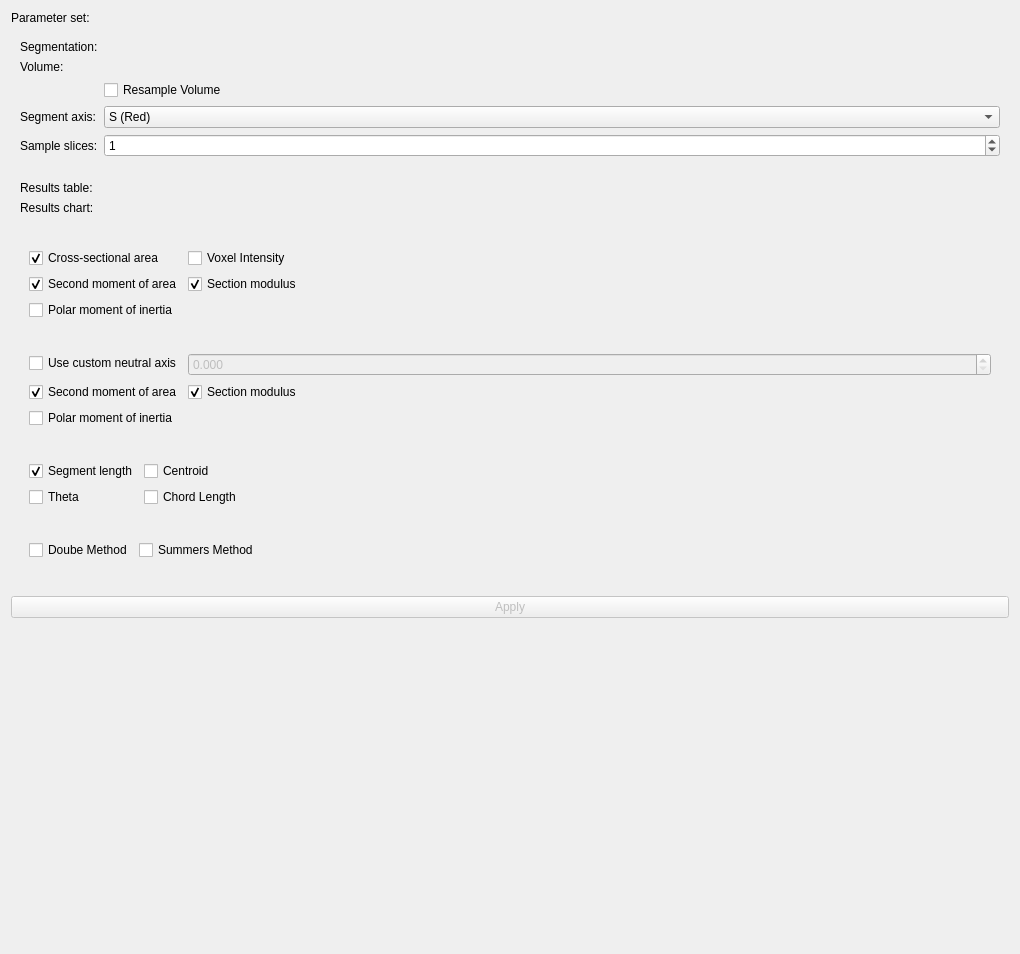
First picture: the form in Module/Resources/UI/SegmentSliceGeometry.ui, repository jmhuie/SlicerBiomech, before the edit.
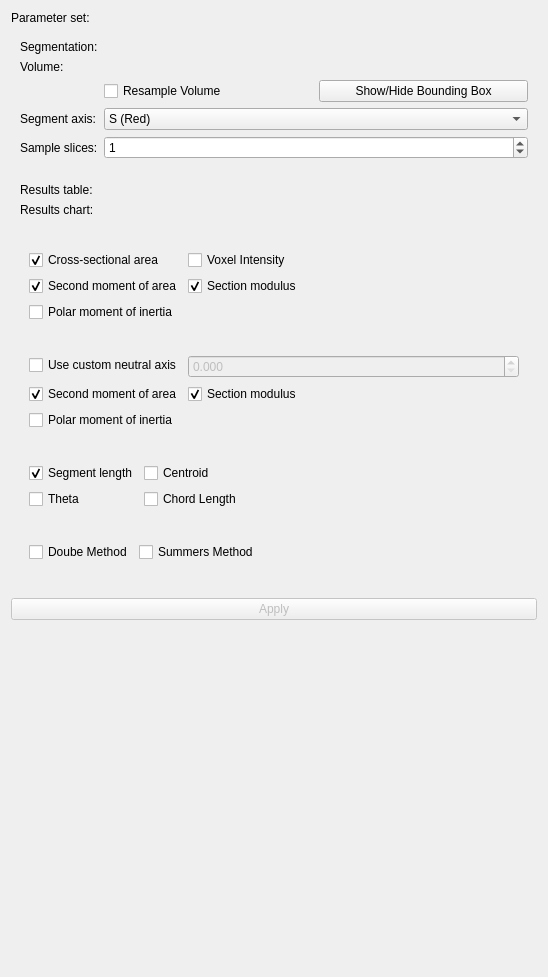
Second picture: the form after the edit. Custom widgets are drawn as their Qt base class.

Commit message: added button to show bounding box

Patch:
```diff
--- a/Module/Resources/UI/SegmentSliceGeometry.ui
+++ b/Module/Resources/UI/SegmentSliceGeometry.ui
@@ -6,8 +6,8 @@
    <rect>
     <x>0</x>
     <y>0</y>
-    <width>1020</width>
-    <height>954</height>
+    <width>548</width>
+    <height>977</height>
    </rect>
   </property>
   <property name="layoutDirection">
@@ -114,23 +114,69 @@
        </widget>
       </item>
       <item row="2" column="1">
-       <widget class="QCheckBox" name="ResampleVolumecheckBox">
-        <property name="text">
-         <string>Resample Volume</string>
-        </property>
-        <property name="unchecked" stdset="0">
-         <bool>true</bool>
-        </property>
+       <widget class="QFrame" name="frame_2">
+        <layout class="QGridLayout" name="gridLayout_6">
+         <property name="leftMargin">
+          <number>0</number>
+         </property>
+         <property name="topMargin">
+          <number>0</number>
+         </property>
+         <property name="rightMargin">
+          <number>0</number>
+         </property>
+         <property name="bottomMargin">
+          <number>0</number>
+         </property>
+         <property name="verticalSpacing">
+          <number>0</number>
+         </property>
+         <item row="2" column="0">
+          <widget class="QCheckBox" name="ResampleVolumecheckBox">
+           <property name="text">
+            <string>Resample Volume</string>
+           </property>
+           <property name="unchecked" stdset="0">
+            <bool>true</bool>
+           </property>
+          </widget>
+         </item>
+         <item row="2" column="1">
+          <widget class="QPushButton" name="BoundingBoxButton">
+           <property name="text">
+            <string>Show/Hide Bounding Box</string>
+           </property>
+           <property name="checkable">
+            <bool>true</bool>
+           </property>
+           <property name="checked">
+            <bool>false</bool>
+           </property>
+           <property name="autoRepeat">
+            <bool>false</bool>
+           </property>
+           <property name="autoDefault">
+            <bool>false</bool>
+           </property>
+           <property name="default">
+            <bool>false</bool>
+           </property>
+           <property name="flat">
+            <bool>false</bool>
+           </property>
+          </widget>
+         </item>
+        </layout>
        </widget>
       </item>
-      <item row="3" column="0">
+      <item row="5" column="0">
        <widget class="QLabel" name="label_3">
         <property name="text">
          <string>Segment axis:</string>
         </property>
        </widget>
       </item>
-      <item row="3" column="1">
+      <item row="5" column="1">
        <widget class="QComboBox" name="axisSelectorBox">
         <property name="currentIndex">
          <number>2</number>
@@ -152,14 +198,14 @@
         </item>
        </widget>
       </item>
-      <item row="4" column="0">
+      <item row="6" column="0">
        <widget class="QLabel" name="label_4">
         <property name="text">
          <string>Sample slices:</string>
         </property>
        </widget>
       </item>
-      <item row="4" column="1">
+      <item row="6" column="1">
        <widget class="QSpinBox" name="resamplespinBox">
         <property name="maximum">
          <number>50</number>
```
Left out of the diff: 15 changed lines with no effect on the pictures. The commit also changes 6 other files.
